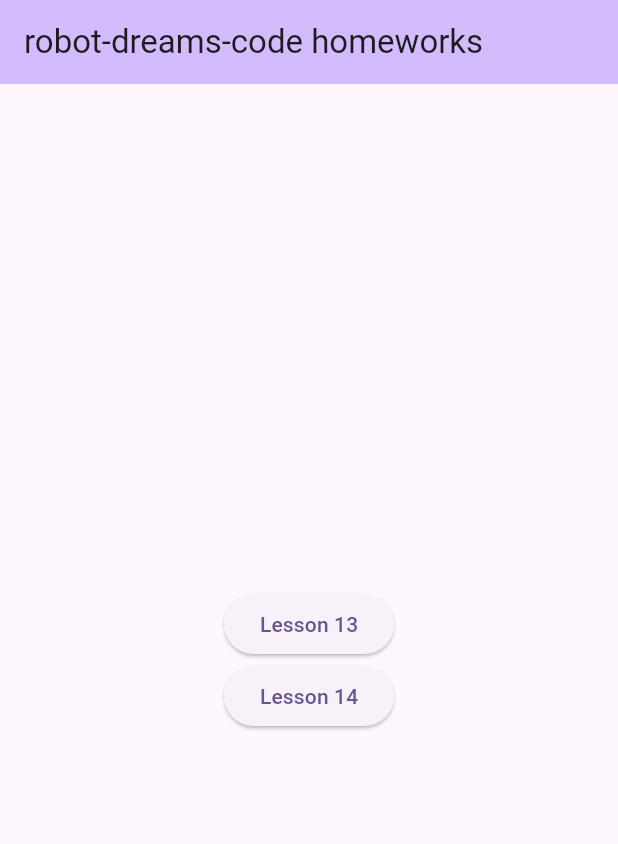
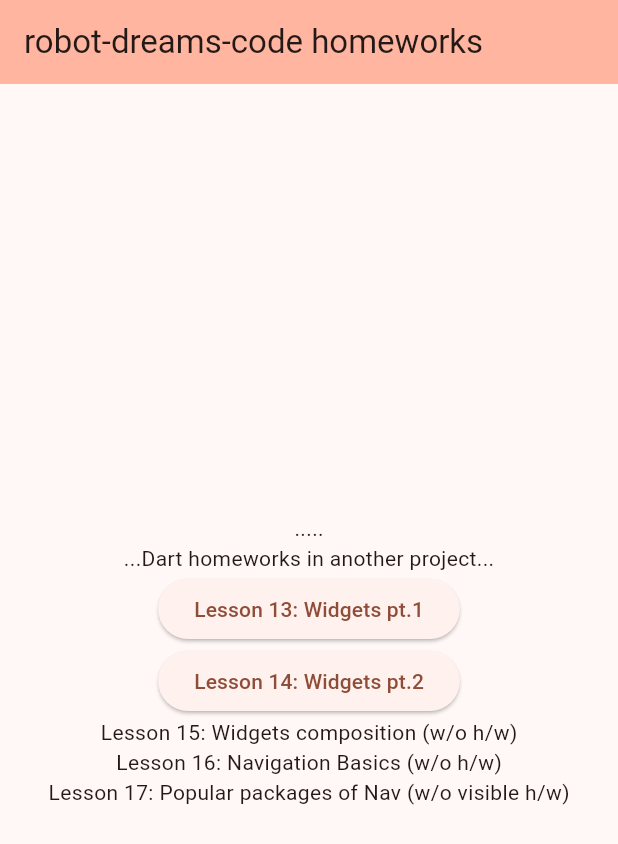
Before and after one commit to Randan/learning-flutter, a Flutter app: the screen it shows after launch, on a phone screen of 412 x 824 dp. Shown: the top 844 px of the screen. Run offline on Flutter 3.47's test engine with Material 3 defaults, Android fonts, the phone set to English and light mode, and no system bars; our stand-ins replace flutter_svg, go_router.

Commit message:
Implemented advanced navigation system using GoRouter, replacing traditional Navigator. Centralized route configuration in app_router.dart, updated main application to use MaterialApp.router, and enhanced home page with modern UI and navigation buttons. Updated dependencies and documentation to reflect changes.

```diff
--- /dev/null
+++ b/lib/home_page.dart
@@ -0,0 +1,41 @@
+import 'package:flutter/material.dart';
+import 'package:go_router/go_router.dart';
+
+class MyHomePage extends StatelessWidget {
+  const MyHomePage({super.key});
+
+  @override
+  Widget build(BuildContext context) {
+    return Scaffold(
+      appBar: AppBar(
+        backgroundColor: Theme.of(context).colorScheme.inversePrimary,
+
+        title: const Text('robot-dreams-code homeworks'),
+      ),
+      body: Center(
+        child: Column(
+          mainAxisAlignment: MainAxisAlignment.center,
+          children: <Widget>[
+            Text('.....'),
+            Text('...Dart homeworks in another project...'),
+            ElevatedButton(
+              child: const Text('Lesson 13: Widgets pt.1'),
+              onPressed: () {
+                context.go('/lesson_13');
+              },
+            ),
+            ElevatedButton(
+              child: const Text('Lesson 14: Widgets pt.2'),
+              onPressed: () {
+                context.go('/lesson_14');
+              },
+            ),
+            Text('Lesson 15: Widgets composition (w/o h/w)'),
+            Text('Lesson 16: Navigation Basics (w/o h/w)'),
+            Text('Lesson 17: Popular packages of Nav (w/o visible h/w)'),
+          ],
+        ),
+      ),
+    );
+  }
+}
--- a/lib/main.dart
+++ b/lib/main.dart
@@ -1,6 +1,5 @@
 import 'package:flutter/material.dart';
-import 'package:learning_flutter/features/homeworks/lesson_13/homework_13_screen.dart';
-import 'package:learning_flutter/features/homeworks/lesson_14/homework_14_screen.dart';
+import 'package:learning_flutter/router/app_router.dart';
 
 void main() {
   runApp(const MyApp());
@@ -11,50 +10,13 @@ class MyApp extends StatelessWidget {
 
   @override
   Widget build(BuildContext context) {
-    return MaterialApp(
+    return MaterialApp.router(
       title: 'Flutter Demo',
       theme: ThemeData(
-        colorScheme: ColorScheme.fromSeed(seedColor: Colors.deepPurple),
+        colorScheme: ColorScheme.fromSeed(seedColor: Colors.deepOrange),
       ),
-      home: MyHomePage(),
-      routes: {
-        '/lesson_13': (context) => const Lesson13(),
-        '/lesson_14': (context) => const Lesson14(),
-      },
+      debugShowCheckedModeBanner: false,
+      routerConfig: appRouter,
     );
   }
 }
-
-class MyHomePage extends StatelessWidget {
-  const MyHomePage({super.key});
-
-  @override
-  Widget build(BuildContext context) {
-    return Scaffold(
-      appBar: AppBar(
-        backgroundColor: Theme.of(context).colorScheme.inversePrimary,
-
-        title: const Text('robot-dreams-code homeworks'),
-      ),
-      body: Center(
-        child: Column(
-          mainAxisAlignment: MainAxisAlignment.center,
-          children: <Widget>[
-            ElevatedButton(
-              child: const Text('Lesson 13'),
-              onPressed: () {
-                Navigator.pushNamed(context, '/lesson_13');
-              },
-            ),
-            ElevatedButton(
-              child: const Text('Lesson 14'),
-              onPressed: () {
-                Navigator.pushNamed(context, '/lesson_14');
-              },
-            ),
-          ],
-        ),
-      ),
-    );
-  }
-}
--- /dev/null
+++ b/lib/router/app_router.dart
@@ -0,0 +1,23 @@
+import 'package:go_router/go_router.dart';
+import 'package:learning_flutter/features/homeworks/lesson_13/homework_13_screen.dart';
+import 'package:learning_flutter/features/homeworks/lesson_14/homework_14_screen.dart';
+import 'package:learning_flutter/home_page.dart';
+
+final appRouter = GoRouter(
+  routes: <RouteBase>[
+    GoRoute(
+      path: '/',
+      builder: (context, state) => const MyHomePage(),
+      routes: <RouteBase>[
+        GoRoute(
+          path: '/lesson_13',
+          builder: (context, state) => const Lesson13(),
+        ),
+        GoRoute(
+          path: '/lesson_14',
+          builder: (context, state) => const Lesson14(),
+        ),
+      ],
+    ),
+  ],
+);
--- a/pubspec.yaml
+++ b/pubspec.yaml
@@ -35,6 +35,7 @@ dependencies:
   # Use with the CupertinoIcons class for iOS style icons.
   cupertino_icons: ^1.0.8
   flutter_svg: ^2.2.0
+  go_router: ^16.0.0
 
 dev_dependencies:
   flutter_test:
```
Also changed, not shown: pubspec.lock, 2 other files.
